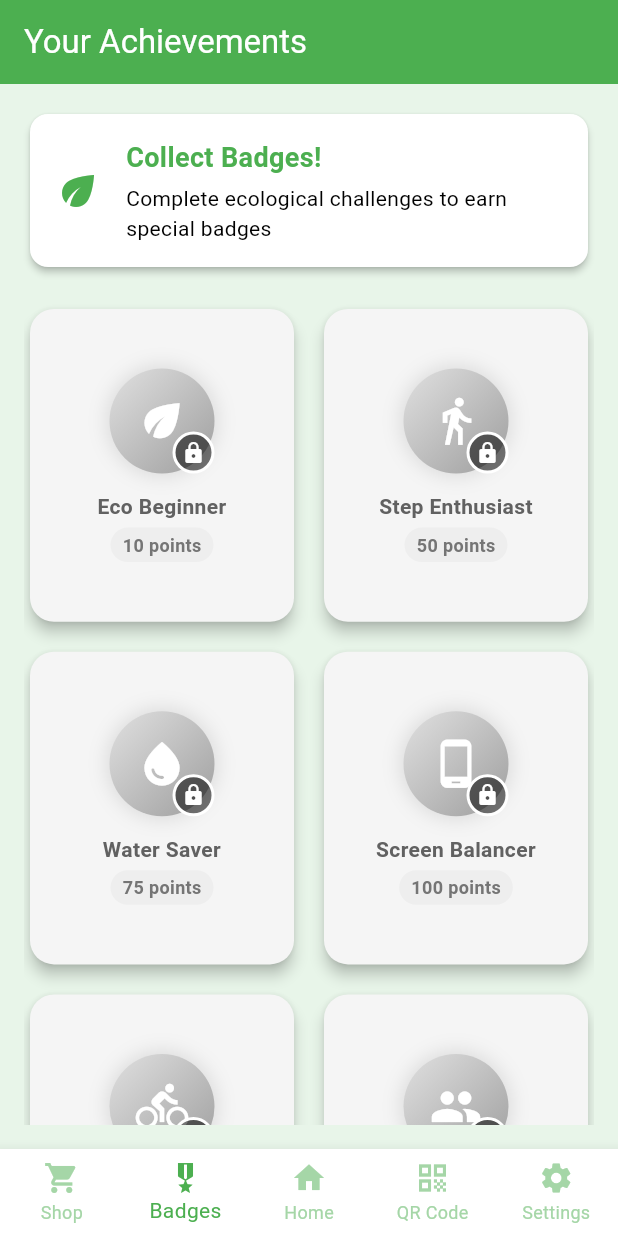
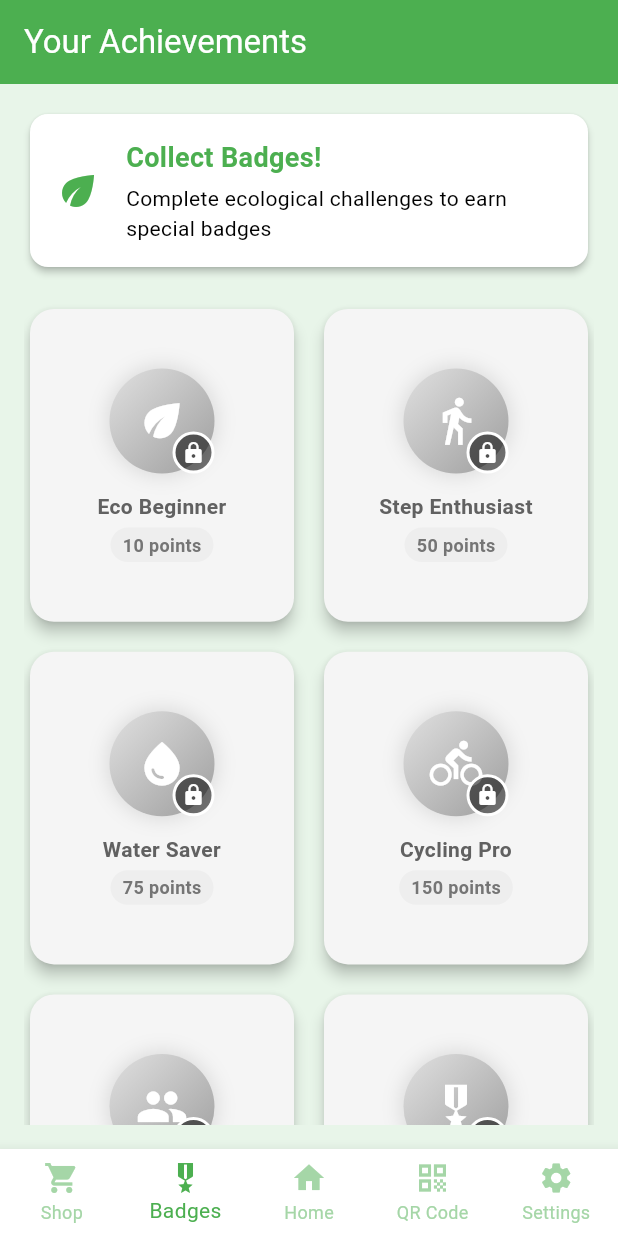
Before and after one commit to LEIC-ES-2024-25/2LEIC02T3, a Flutter app: the screen it shows once a user with an empty profile is signed in, item 2 of the bottom bar chosen, on a phone screen of 412 x 824 dp. Run offline on Flutter 3.47's test engine with Material 3 defaults, Android fonts, the phone set to English and light mode, and no system bars; our stand-ins replace cloud_firestore, firebase_auth, firebase_core, flutter_local_notifications, pedometer, qr_flutter; missing offline and left inert: flutter_activity_recognition, mobile_scanner; accounts and stored records are empty; generated files the repository leaves out were written again.

Commit message:
Remove 'Screen Balancer' badge from BadgeService

```diff
--- a/lib/data/badge_data.dart
+++ b/lib/data/badge_data.dart
@@ -27,13 +27,6 @@ class BadgeService {
         pointsToGain: 75,
       ),
       Badge_(
-        id: 'screen_balancer',
-        name: 'Screen Balancer',
-        description: 'Keep your screen time under 2 hours for a week',
-        icon: Icons.phone_android,
-        pointsToGain: 100,
-      ),
-      Badge_(
         id: 'cycling_pro',
         name: 'Cycling Pro',
         description: 'Use a bicycle instead of a car 10 times',
```
